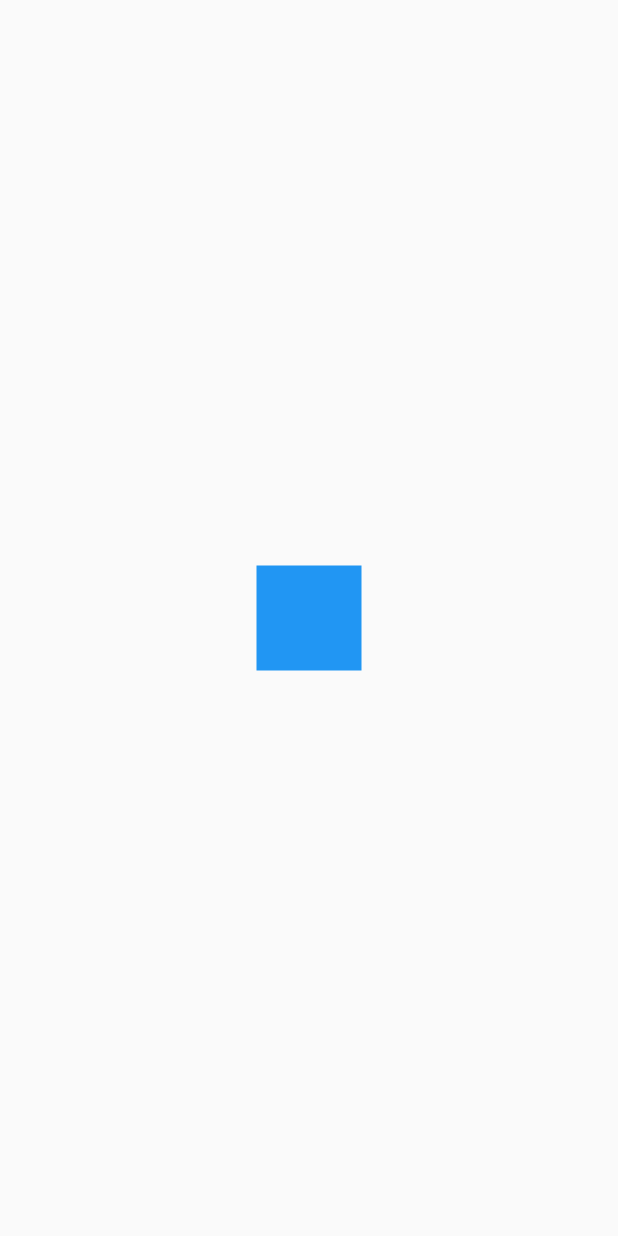
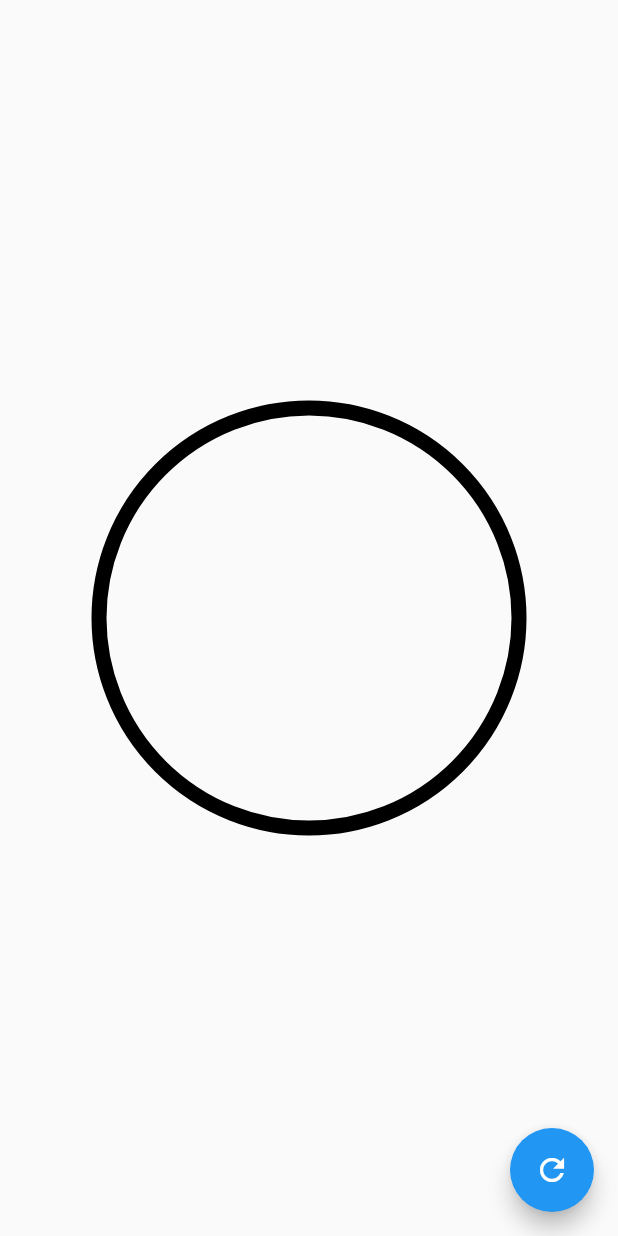
Before and after one commit to martinpelli/flutter_designs_app, a Flutter app: the screen it shows after launch, on a phone screen of 412 x 824 dp. Run offline on Flutter 3.47's test engine with Material 2 defaults, Android fonts, the light colour scheme and no system bars.

Commit message:
Circular progress animation

```diff
--- a/lib/main.dart
+++ b/lib/main.dart
@@ -1,5 +1,5 @@
 import 'package:flutter/material.dart';
-import 'package:flutter_designs_app/src/challenges/animated_square_page.dart';
+import 'package:flutter_designs_app/src/pages/circular_graphics_page.dart';
 
 void main() => runApp(const MyApp());
 
@@ -8,6 +8,6 @@ class MyApp extends StatelessWidget {
 
   @override
   Widget build(BuildContext context) {
-    return const MaterialApp(debugShowCheckedModeBanner: false, title: 'Designs App', home: AnimatedSquarePage());
+    return const MaterialApp(debugShowCheckedModeBanner: false, title: 'Designs App', home: CircularGraphicsPage());
   }
 }
--- /dev/null
+++ b/lib/src/pages/circular_graphics_page.dart
@@ -0,0 +1,43 @@
+import 'package:flutter/material.dart';
+
+import '../../widgets/radial_progress.dart';
+
+class CircularGraphicsPage extends StatefulWidget {
+  const CircularGraphicsPage({super.key});
+
+  @override
+  State<CircularGraphicsPage> createState() => _CircularGraphicsPageState();
+}
+
+class _CircularGraphicsPageState extends State<CircularGraphicsPage> {
+  double percent = 0.0;
+
+  @override
+  Widget build(BuildContext context) {
+    return Scaffold(
+      floatingActionButton: FloatingActionButton(
+        onPressed: () {
+          setState(() {
+            percent += 10;
+            if (percent > 100) {
+              percent = 0;
+            }
+          });
+        },
+        child: const Icon(Icons.refresh),
+      ),
+      body: Center(
+          child: Container(
+        width: 300,
+        height: 300,
+        child: RadialProgress(
+          percent: percent,
+          strokeColor: Colors.pink,
+          backColor: Colors.black,
+          strokeWidth: 15,
+          backWidth: 10,
+        ),
+      )),
+    );
+  }
+}
--- /dev/null
+++ b/lib/widgets/radial_progress.dart
@@ -0,0 +1,92 @@
+import 'dart:math';
+
+import 'package:flutter/material.dart';
+
+class RadialProgress extends StatefulWidget {
+  final double percent;
+  final Color strokeColor;
+  final Color backColor;
+  final double strokeWidth;
+  final double backWidth;
+
+  const RadialProgress(
+      {super.key, required this.percent, this.strokeColor = Colors.blue, this.backColor = Colors.grey, this.strokeWidth = 10, this.backWidth = 4});
+
+  @override
+  State<RadialProgress> createState() => _RadialProgressState();
+}
+
+class _RadialProgressState extends State<RadialProgress> with TickerProviderStateMixin {
+  late AnimationController controller;
+  double previousPercent = 0.0;
+
+  @override
+  void initState() {
+    previousPercent = widget.percent;
+    controller = AnimationController(vsync: this, duration: const Duration(milliseconds: 400));
+    super.initState();
+  }
+
+  @override
+  void dispose() {
+    controller.dispose();
+    super.dispose();
+  }
+
+  @override
+  Widget build(BuildContext context) {
+    controller.forward(from: 0.0);
+
+    final double differenceToAnimate = widget.percent - previousPercent;
+    previousPercent = widget.percent;
+
+    return AnimatedBuilder(
+        animation: controller,
+        builder: (BuildContext context, Widget? child) {
+          return Container(
+            padding: const EdgeInsets.all(10),
+            width: double.infinity,
+            height: double.infinity,
+            child: CustomPaint(
+              painter: _RadialProgress((widget.percent - differenceToAnimate) + (differenceToAnimate * controller.value), widget.strokeColor,
+                  widget.backColor, widget.strokeWidth, widget.backWidth),
+            ),
+          );
+        });
+  }
+}
+
+class _RadialProgress extends CustomPainter {
+  final double percent;
+  final Color strokeColor;
+  final Color backColor;
+  final double strokeWidth;
+  final double backWidth;
+
+  _RadialProgress(this.percent, this.strokeColor, this.backColor, this.strokeWidth, this.backWidth);
+
+  @override
+  void paint(Canvas canvas, Size size) {
+    final circlePaint = Paint()
+      ..strokeWidth = backWidth
+      ..color = backColor
+      ..style = PaintingStyle.stroke;
+
+    Offset center = Offset(size.width * 0.5, size.height / 2);
+    double radius = min(size.width * 0.5, size.height * 0.5);
+
+    canvas.drawCircle(center, radius, circlePaint);
+
+    final arcPaint = Paint()
+      ..strokeWidth = strokeWidth
+      ..strokeCap = StrokeCap.round
+      ..color = strokeColor
+      ..style = PaintingStyle.stroke;
+
+    double arcAngle = 2 * pi * (percent / 100);
+    canvas.drawArc(Rect.fromCircle(center: center, radius: radius), -pi / 2, arcAngle, false, arcPaint);
+  }
+
+  @override
+  bool shouldRepaint(covariant CustomPainter oldDelegate) => true;
+}
```
Also changed, not shown: lib/src/labs/circular_progress_page.dart (added, +100 -0 lines).
